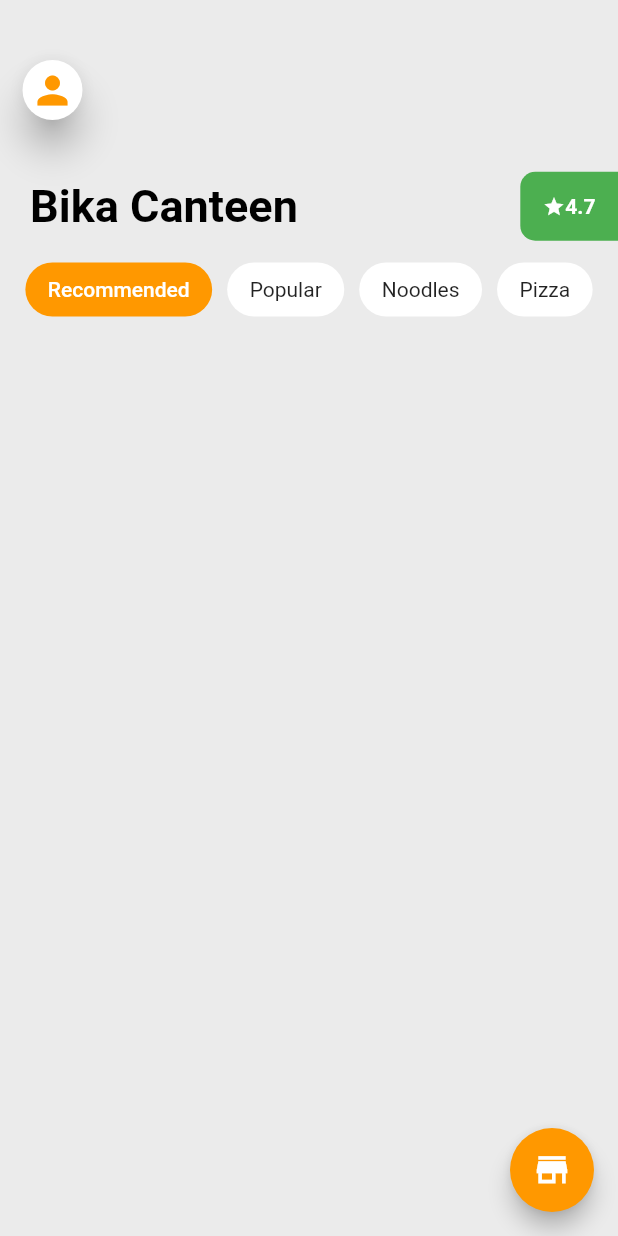
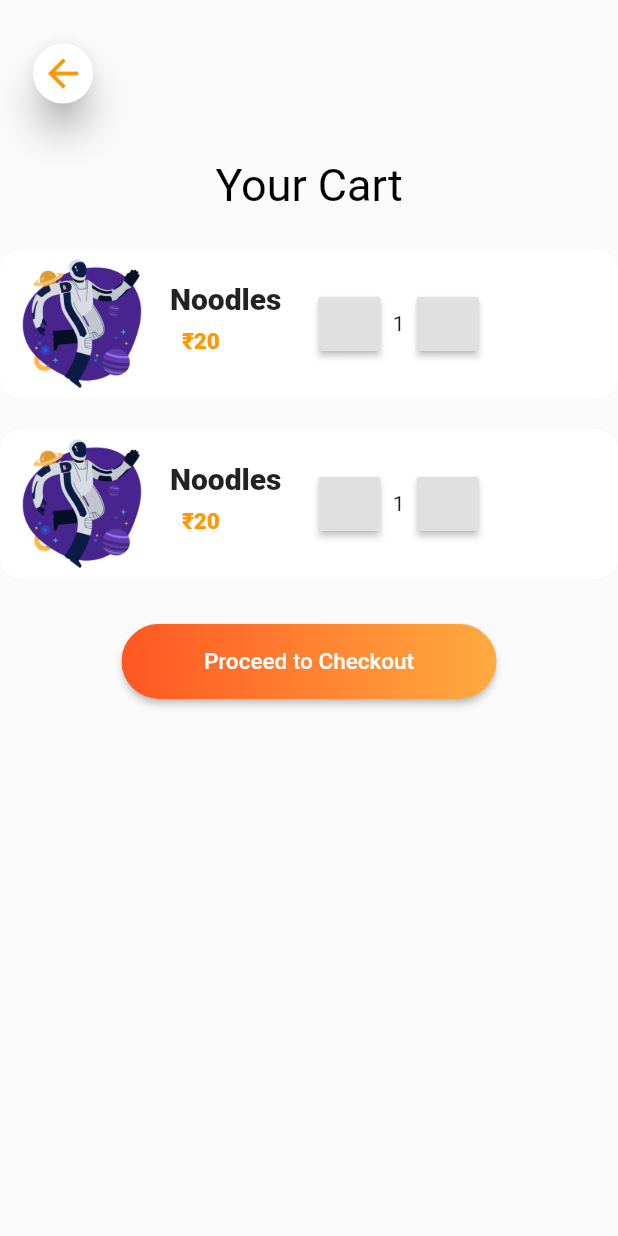
Before and after one commit to Simran2000-jpg/FoodShades, a Flutter app: the HomeScreen screen opened directly, after a tap on the "store" icon, on a phone screen of 412 x 824 dp. Run offline on Flutter 3.47's test engine with Material 2 defaults, Android fonts, the phone set to English and light mode, and no system bars; our stand-ins replace awesome_notifications, circular_countdown_timer, cloud_firestore, firebase_auth, firebase_core, flutter_secure_storage and 5 more; missing offline and left inert: razorpay_flutter; accounts and stored records are empty; network calls fail.

Commit message:
added cart page and improved other pages functionality

```diff
--- a/shades_food/lib/screens/Food_Detail/fooddeatils.dart
+++ b/shades_food/lib/screens/Food_Detail/fooddeatils.dart
@@ -1,6 +1,7 @@
 // ignore_for_file: deprecated_member_use
 
 import 'package:flutter/material.dart';
+import 'package:shades_food/screens/cart/cart_screen.dart';
 import 'package:shades_food/screens/home/homescreen.dart';
 
 int currentprice = 0;
@@ -50,7 +51,10 @@ class _FoodDetailState extends State<FoodDetail> {
           color: Colors.white,
           size: 27,
         ),
-        onPressed: () => {},
+        onPressed: () => {
+          Navigator.push(
+              context, MaterialPageRoute(builder: (context) => CartScreen()))
+        },
       ),
       backgroundColor: Colors.orange,
       body: Container(
--- a/shades_food/lib/screens/auth/PhoneVerifPage.dart
+++ b/shades_food/lib/screens/auth/PhoneVerifPage.dart
@@ -28,6 +28,7 @@ class _PhoneVerifPageState extends State<PhoneVerifPage> {
   Widget build(BuildContext context) {
     return Scaffold(
       appBar: AppBar(
+        backgroundColor: Colors.black,
         title: Text(
           "SignUp",
           style: TextStyle(
@@ -65,7 +66,7 @@ class _PhoneVerifPageState extends State<PhoneVerifPage> {
                       "Enter 6 digit OTP",
                       style: TextStyle(
                         fontSize: 16,
-                        color: Colors.white,
+                        color: Colors.black,
                       ),
                     ),
                     Expanded(
--- a/shades_food/lib/screens/auth/SignUpPage.dart
+++ b/shades_food/lib/screens/auth/SignUpPage.dart
@@ -56,7 +56,7 @@ class _SignUpPageState extends State<SignUpPage> {
     return Scaffold(
       appBar: AppBar(
         // toolbarHeight: 35,
-        backgroundColor: Color(0xFFFFC495),
+        backgroundColor: Colors.black,
         iconTheme: IconThemeData(
           color: Color(0xFF1E1E29),
         ),
--- /dev/null
+++ b/shades_food/lib/screens/cart/cart_screen.dart
@@ -0,0 +1,255 @@
+import 'package:flutter/material.dart';
+import 'package:shades_food/screens/Food_Detail/fooddeatils.dart';
+import 'package:shades_food/screens/home/homescreen.dart';
+import 'package:shades_food/screens/payment.dart';
+
+// ignore: must_be_immutable
+class CartScreen extends StatefulWidget {
+  @override
+  _CartScreenState createState() => _CartScreenState();
+}
+
+class _CartScreenState extends State<CartScreen> {
+  final counter = ValueNotifier<int>(1);
+  var tp = currentprice;
+  void totalpriceinc() {
+    setState(() {
+      counter.value++;
+      tp = counter.value * currentprice;
+    });
+  }
+
+  void totalpricedec() {
+    setState(() {
+      if (counter.value > 1) {
+        counter.value--;
+        tp = counter.value * currentprice;
+      }
+    });
+  }
+
+  @override
+  Widget build(BuildContext context) {
+    return Scaffold(
+      body: Column(
+        children: [
+          Container(
+            alignment: Alignment.topLeft,
+            child: Padding(
+              padding: const EdgeInsets.symmetric(horizontal: 18, vertical: 25),
+              child: GestureDetector(
+                onTap: () => {
+                  Navigator.push(context,
+                      MaterialPageRoute(builder: (context) => HomeScreen())),
+                },
+                child: Card(
+                    shape: RoundedRectangleBorder(
+                        borderRadius: BorderRadius.circular(20)),
+                    elevation: 10,
+                    color: Colors.white,
+                    child: const Padding(
+                      padding: EdgeInsets.all(5.0),
+                      child: Icon(
+                        Icons.arrow_back,
+                        size: 30,
+                        color: Colors.orange,
+                      ),
+                    )),
+              ),
+            ),
+          ),
+          Container(
+            margin:
+                EdgeInsets.only(top: MediaQuery.of(context).size.height * 0.01),
+            alignment: Alignment.center,
+            child: Text(
+              "Your Cart",
+              style: TextStyle(
+                  color: Colors.black,
+                  fontSize: MediaQuery.of(context).size.aspectRatio * 60),
+            ),
+          ),
+          Container(
+            margin:
+                EdgeInsets.only(top: MediaQuery.of(context).size.height * 0.03),
+            child: Column(
+              children: [
+                Container(
+                    margin: EdgeInsets.only(bottom: 20),
+                    decoration: BoxDecoration(
+                        color: Colors.white,
+                        borderRadius: BorderRadius.circular(15)),
+                    child: Row(
+                      children: [
+                        Container(
+                          padding: EdgeInsets.symmetric(horizontal: 10),
+                          child: Image.asset(
+                            "assets/astro.png",
+                            height: 100,
+                          ),
+                        ),
+                        Container(
+                          child: Column(
+                            crossAxisAlignment: CrossAxisAlignment.start,
+                            // ignore: prefer_const_literals_to_create_immutables
+                            children: const [
+                              Text(
+                                "Noodles",
+                                style: TextStyle(
+                                    fontWeight: FontWeight.w800, fontSize: 20),
+                              ),
+                              Padding(
+                                padding: const EdgeInsets.all(8.0),
+                                child: Text(
+                                  '\u{20B9}20',
+                                  // textAlign: TextAlign.left,
+                                  style: TextStyle(
+                                      fontWeight: FontWeight.w800,
+                                      fontSize: 15,
+                                      color: Colors.orange),
+                                ),
+                              ),
+                            ],
+                          ),
+                        ),
+                        Container(
+                          margin: EdgeInsets.only(
+                              left: MediaQuery.of(context).size.width * 0.06),
+                          width: MediaQuery.of(context).size.width * 0.1,
+                          child: RaisedButton(
+                            onPressed: () => totalpricedec(),
+                            // child: const Icon(
+                            //   Icons.remove,
+                            //   textDirection: TextDirection.ltr,
+                            // ),
+                          ),
+                        ),
+                        ValueListenableBuilder(
+                          valueListenable: counter,
+                          builder: (context, value, widget) {
+                            return Container(
+                                padding: EdgeInsets.all(
+                                    MediaQuery.of(context).size.width * 0.02),
+                                child: Text(value.toString()));
+                          },
+                        ),
+                        Container(
+                          width: MediaQuery.of(context).size.width * 0.1,
+                          child: RaisedButton(
+                            onPressed: () => totalpriceinc(),
+                            // child: const Icon(Icons.add),
+                          ),
+                        ),
+                      ],
+                    )),
+                Container(
+                    margin: EdgeInsets.only(bottom: 20),
+                    decoration: BoxDecoration(
+                        color: Colors.white,
+                        borderRadius: BorderRadius.circular(15)),
+                    child: Row(
+                      children: [
+                        Container(
+                          padding: EdgeInsets.symmetric(horizontal: 10),
+                          child: Image.asset(
+                            "assets/astro.png",
+                            height: 100,
+                          ),
+                        ),
+                        Container(
+                          child: Column(
+                            crossAxisAlignment: CrossAxisAlignment.start,
+                            // ignore: prefer_const_literals_to_create_immutables
+                            children: const [
+                              Text(
+                                "Noodles",
+                                style: TextStyle(
+                                    fontWeight: FontWeight.w800, fontSize: 20),
+                              ),
+                              Padding(
+                                padding: const EdgeInsets.all(8.0),
+                                child: Text(
+                                  '\u{20B9}20',
+                                  // textAlign: TextAlign.left,
+                                  style: TextStyle(
+                                      fontWeight: FontWeight.w800,
+                                      fontSize: 15,
+                                      color: Colors.orange),
+                                ),
+                              ),
+                            ],
+                          ),
+                        ),
+                        Container(
+                          margin: EdgeInsets.only(
+                              left: MediaQuery.of(context).size.width * 0.06),
+                          width: MediaQuery.of(context).size.width * 0.1,
+                          child: RaisedButton(
+                            onPressed: () => totalpricedec(),
+                            // child: const Icon(
+                            //   Icons.remove,
+                            //   textDirection: TextDirection.ltr,
+                            // ),
+                          ),
+                        ),
+                        ValueListenableBuilder(
+                          valueListenable: counter,
+                          builder: (context, value, widget) {
+                            return Container(
+                                padding: EdgeInsets.all(
+                                    MediaQuery.of(context).size.width * 0.02),
+                                child: Text(value.toString()));
+                          },
+                        ),
+                        Container(
+                          width: MediaQuery.of(context).size.width * 0.1,
+                          child: RaisedButton(
+                            onPressed: () => totalpriceinc(),
+                            // child: const Icon(Icons.add),
+                          ),
+                        ),
+                      ],
+                    )),
+              ],
+            ),
+          ),
+          Container(
+            height: 50.0,
+            margin: EdgeInsets.all(10),
+            child: RaisedButton(
+              onPressed: () {
+                Navigator.push(
+                    context,
+                    MaterialPageRoute(
+                        builder: (context) => Payment(
+                              price: 0,
+                            )));
+              },
+              shape: RoundedRectangleBorder(
+                  borderRadius: BorderRadius.circular(80.0)),
+              padding: EdgeInsets.all(0.0),
+              child: Ink(
+                decoration: BoxDecoration(
+                    gradient: const LinearGradient(
+                      colors: [Colors.deepOrange, Colors.orangeAccent],
+                      begin: Alignment.centerLeft,
+                      end: Alignment.centerRight,
+                    ),
+                    borderRadius: BorderRadius.circular(30.0)),
+                child: Container(
+                  constraints: BoxConstraints(maxWidth: 250.0, minHeight: 50.0),
+                  alignment: Alignment.center,
+                  child: const Text(
+                    "Proceed to Checkout",
+                    textAlign: TextAlign.center,
+                    style: TextStyle(color: Colors.white, fontSize: 15),
+                  ),
+                ),
+              ),
+            ),
+          ),
+        ],
+      ),
+    );
+  }
+}
--- a/shades_food/lib/screens/home/homescreen.dart
+++ b/shades_food/lib/screens/home/homescreen.dart
@@ -1,4 +1,5 @@
 import 'package:flutter/material.dart';
+import 'package:shades_food/screens/cart/cart_screen.dart';
 
 import 'package:shades_food/screens/home/user_orderlist.dart';
 import 'package:shades_food/screens/profile/profile_screen.dart';
@@ -75,8 +76,8 @@ class _HomeScreenState extends State<HomeScreen> {
                     size: 27,
                   ),
                   onPressed: () => {
-                    // Navigator.push(context,
-                    //     MaterialPageRoute(builder: (context) => CartPage()))
+                    Navigator.push(context,
+                        MaterialPageRoute(builder: (context) => CartScreen()))
                   },
                 ),
                 backgroundColor: const Color.fromRGBO(235, 235, 235, 1),
--- a/shades_food/lib/screens/payment.dart
+++ b/shades_food/lib/screens/payment.dart
@@ -1,7 +1,14 @@
 import 'package:flutter/material.dart';
 import 'package:razorpay_flutter/razorpay_flutter.dart';
 
+// ignore: must_be_immutable
 class Payment extends StatefulWidget {
+  int price;
+  Payment({
+    Key? key,
+    required this.price,
+  }) : super(key: key);
+
   @override
   _PaymentState createState() => _PaymentState();
 }
@@ -13,7 +20,7 @@ class _PaymentState extends State<Payment> {
   void initState() {
     // TODO: implement initState
     super.initState();
-    razorpay = new Razorpay();
+    razorpay = Razorpay();
     razorpay.on(Razorpay.EVENT_PAYMENT_SUCCESS, handlerPaymentSuccess);
     razorpay.on(Razorpay.EVENT_PAYMENT_ERROR, handlerPaymentError);
     razorpay.on(Razorpay.EVENT_EXTERNAL_WALLET, handlerExternalWallet);
```
